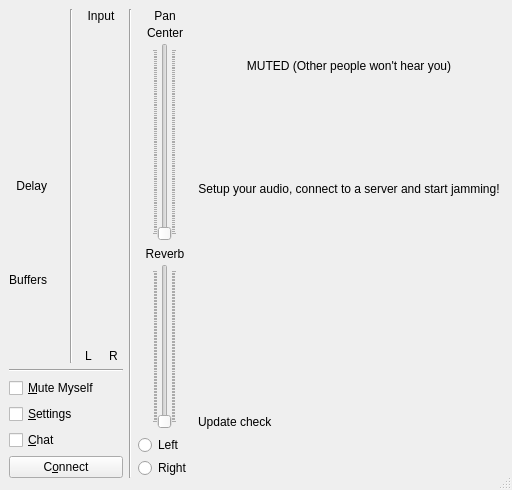
This is src/clientdlgbase.ui in jamulussoftware/jamulus as Qt 5 draws it before an edit. The edited form follows.
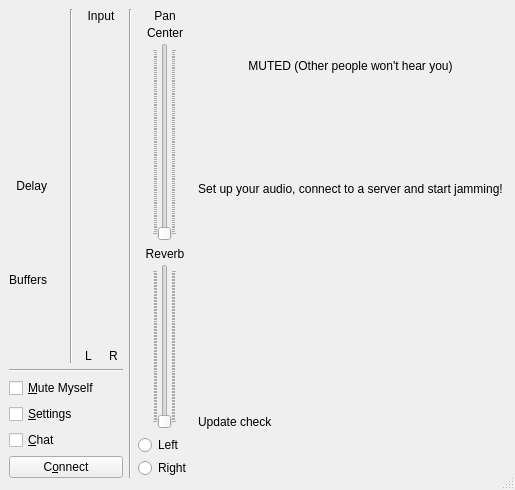
This is the edited form. Icons and pictures are not drawn. Custom widgets are drawn as their Qt base class.

Commit message: Change Setup to Set up

```diff
--- a/src/clientdlgbase.ui
+++ b/src/clientdlgbase.ui
@@ -581,7 +581,7 @@
              </sizepolicy>
             </property>
             <property name="text">
-             <string>Setup your audio, connect to a server and start jamming!</string>
+             <string>Set up your audio, connect to a server and start jamming!</string>
             </property>
             <property name="alignment">
              <set>Qt::AlignCenter</set>
```
